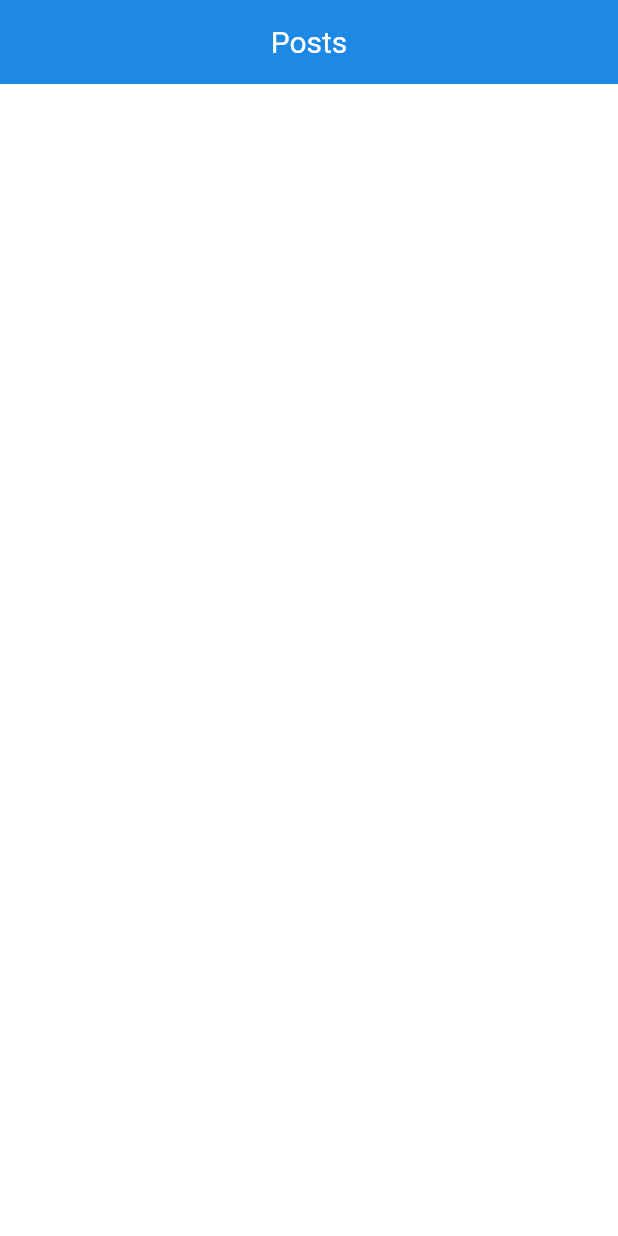
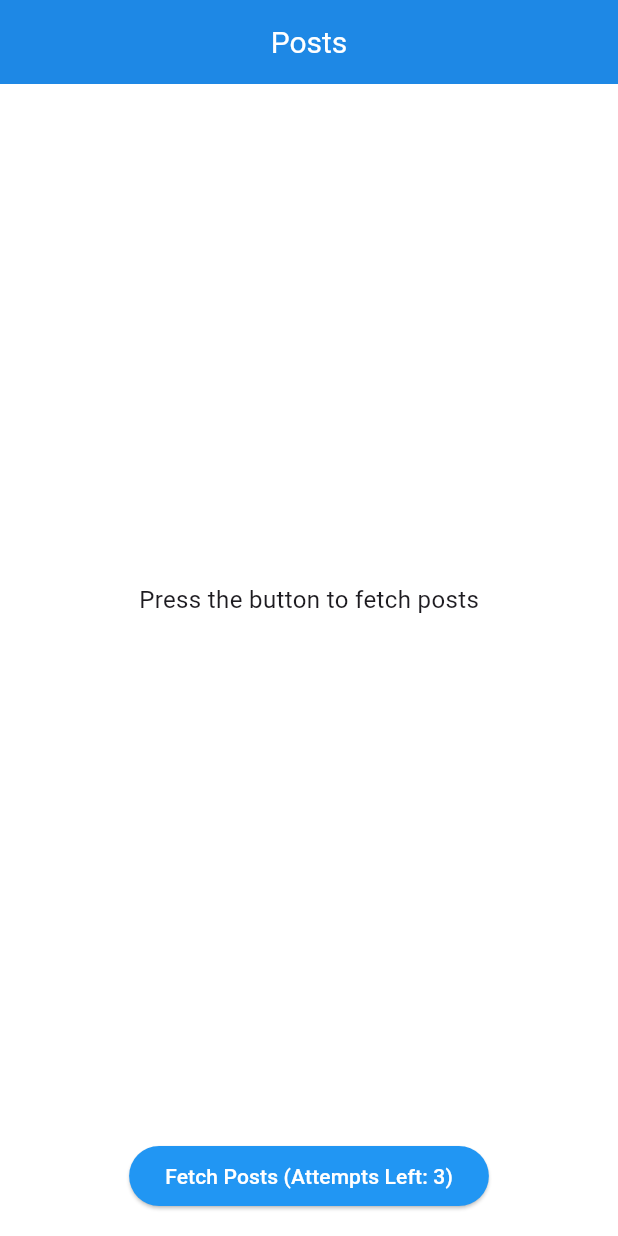
Before and after one commit to Shailesh-Tagadghar/bloc_api_call_lazy_loading, a Flutter app: the screen it shows after launch, on a phone screen of 412 x 824 dp. Run offline on Flutter 3.47's test engine with Material 3 defaults, Android fonts, the light colour scheme and no system bars; our stand-ins replace bloc, flutter_bloc.

Commit message:
added  button to fetch posts api call

```diff
--- a/lib/features/posts/repos/post_repo.dart
+++ b/lib/features/posts/repos/post_repo.dart
@@ -7,21 +7,44 @@ import 'package:http/http.dart' as http;
 class PostRepo {
   static Future<List<PostModel>> fetchPost() async {
     var client = http.Client();
-    try {
-      List<PostModel> posts = [];
-      var response = await client
-          .get(Uri.parse('https://jsonplaceholder.typicode.com/posts'));
+    const int maxRetries = 3; // Maximum number of retry attempts
+    int attempt = 0;
 
-      List result = jsonDecode(response.body);
+    while (attempt < maxRetries) {
+      try {
+        // Increment the attempt counter
+        attempt++;
 
-      for (var i = 0; i < result.length; i++) {
-        PostModel post = PostModel.fromMap(result[i] as Map<String, dynamic>);
-        posts.add(post);
+        // Make the API call
+        var response = await client
+            .get(Uri.parse('https://jsonplaceholder.typicode.com/posts'));
+
+        if (response.statusCode == 200) {
+          // Parse and return the data if the response is successful
+          List result = jsonDecode(response.body);
+          List<PostModel> posts = result
+              .map((data) => PostModel.fromMap(data as Map<String, dynamic>))
+              .toList();
+          return posts;
+        } else {
+          log("Error: ${response.statusCode}");
+          throw Exception("Failed to fetch posts");
+        }
+      } catch (e) {
+        log("Attempt $attempt failed: $e");
+
+        // If we've exhausted all retries, rethrow the exception
+        if (attempt == maxRetries) {
+          log("Max retry attempts reached. Failed to fetch posts.");
+          rethrow;
+        }
+
+        // Optional: Add a delay before retrying
+        await Future.delayed(Duration(seconds: 2));
       }
-      return posts;
-    } catch (e) {
-      log(e.toString());
-      return [];
     }
+
+    // Return an empty list if all attempts fail
+    return [];
   }
 }
--- a/lib/features/posts/ui/post_page.dart
+++ b/lib/features/posts/ui/post_page.dart
@@ -11,11 +11,37 @@ class PostPage extends StatefulWidget {
 
 class _PostPageState extends State<PostPage> {
   final PostBloc postBloc = PostBloc();
+  final int maxAttempts = 3; // Max retry attempts
+  int attemptsLeft = 3;
 
   @override
   void initState() {
+    attemptsLeft = maxAttempts;
+    super.initState();
+  }
+
+  void _fetchPosts() {
+    if (attemptsLeft > 0) {
+      // Trigger API fetch
       postBloc.add(PostInitialFetchEvent());
-    super.initState();
+      setState(() {
+        attemptsLeft--;
+      });
+    }
+  }
+
+  void _showErrorMessage(BuildContext context, int attemptsLeft) {
+    final message = attemptsLeft > 0
+        ? 'Failed to fetch API data. Attempts left: $attemptsLeft'
+        : 'Failed to fetch API. Please check again after some time.';
+
+    ScaffoldMessenger.of(context).showSnackBar(
+      SnackBar(
+        content: Text(message),
+        backgroundColor: Colors.red,
+        duration: Duration(seconds: 2),
+      ),
+    );
   }
 
   @override
@@ -35,18 +61,22 @@ class _PostPageState extends State<PostPage> {
         bloc: postBloc,
         listenWhen: (previous, current) => current is PostActionState,
         buildWhen: (previous, current) => current is! PostActionState,
-        listener: (context, state) {},
+        listener: (context, state) {
+          if (state is PostFechingErrorState) {
+            _showErrorMessage(context, attemptsLeft);
+          }
+        },
         builder: (context, state) {
-          switch (state.runtimeType) {
-            case PostFechingLoadingState:
-              return const Center(
+          return Column(
+            children: [
+              Expanded(
+                child: state is PostFechingLoadingState
+                    ? const Center(
                         child: CircularProgressIndicator(),
-              );
-            case PostFetchingSuccessfulState:
-              final successState = state as PostFetchingSuccessfulState;
-              return Container(
-                child: ListView.builder(
-                  itemCount: successState.posts.length,
+                      )
+                    : state is PostFetchingSuccessfulState
+                        ? ListView.builder(
+                            itemCount: state.posts.length,
                             itemBuilder: (context, index) {
                               return Container(
                                 padding: EdgeInsets.all(16),
@@ -59,7 +89,7 @@ class _PostPageState extends State<PostPage> {
                                   crossAxisAlignment: CrossAxisAlignment.start,
                                   children: [
                                     Text(
-                            'id : ${successState.posts[index].id}',
+                                      'id : ${state.posts[index].id}',
                                       overflow: TextOverflow.ellipsis,
                                       style: TextStyle(
                                         fontSize: 18,
@@ -70,7 +100,7 @@ class _PostPageState extends State<PostPage> {
                                       height: 10,
                                     ),
                                     Text(
-                            'title : ${successState.posts[index].title}',
+                                      'title : ${state.posts[index].title}',
                                       overflow: TextOverflow.ellipsis,
                                       style: TextStyle(
                                         fontSize: 18,
@@ -81,11 +111,33 @@ class _PostPageState extends State<PostPage> {
                                 ),
                               );
                             },
+                          )
+                        : Center(
+                            child: Text(
+                              attemptsLeft == 0
+                                  ? 'Failed to fetch posts. Try again later.'
+                                  : 'Press the button to fetch posts',
+                              style: TextStyle(fontSize: 16),
                             ),
+                          ),
+              ),
+              Padding(
+                padding: const EdgeInsets.all(16.0),
+                child: ElevatedButton(
+                  onPressed: attemptsLeft > 0 ? _fetchPosts : null,
+                  style: ElevatedButton.styleFrom(
+                    backgroundColor: Colors.blue,
+                    foregroundColor: Colors.white,
+                  ),
+                  child: Text(
+                    attemptsLeft > 0
+                        ? 'Fetch Posts (Attempts Left: $attemptsLeft)'
+                        : 'Max Attempts Reached',
+                  ),
+                ),
+              ),
+            ],
           );
-            default:
-              return const SizedBox();
-          }
         },
       ),
     );
```
Lines whose indentation alone changed are shown as unchanged.
